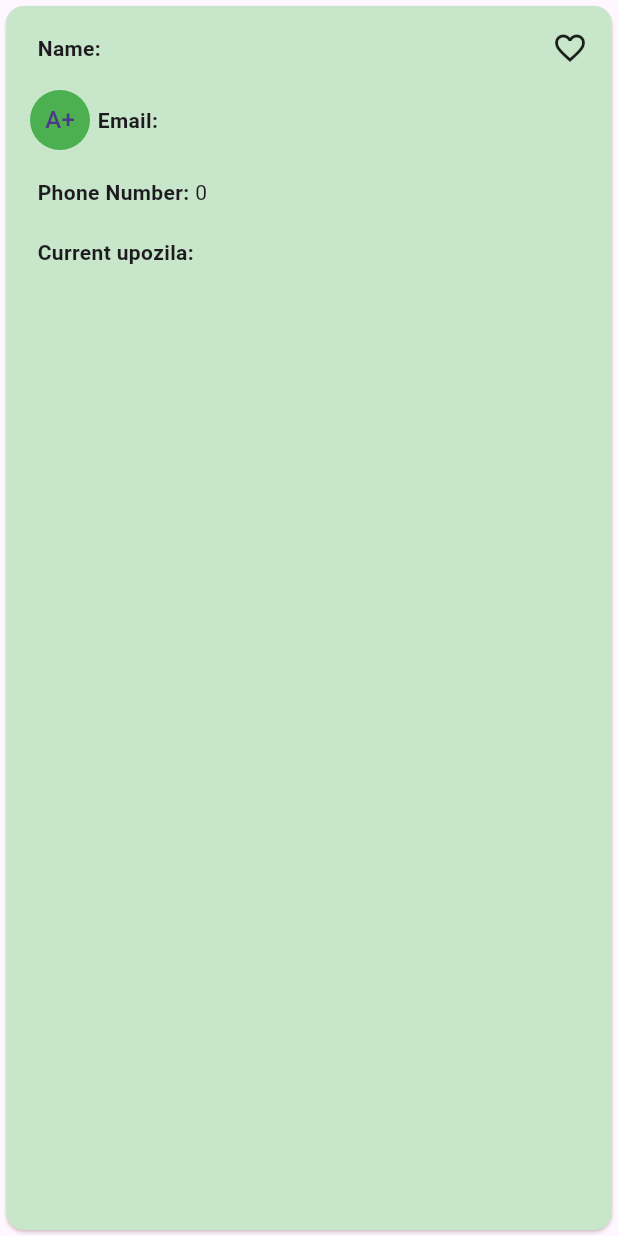
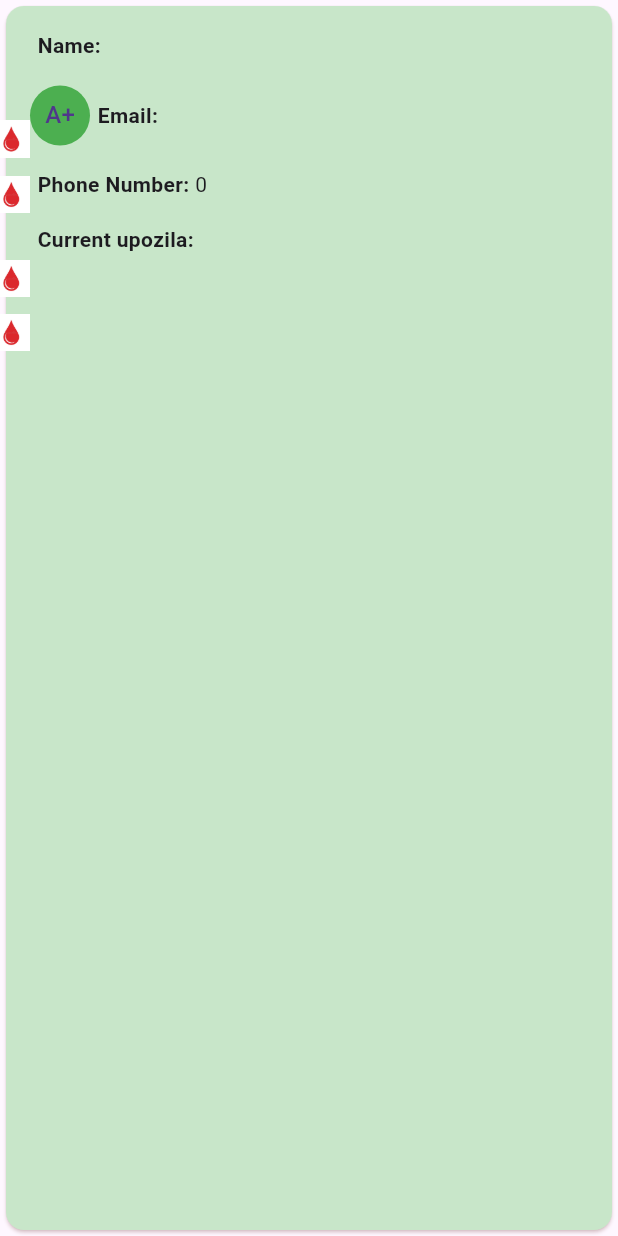
Before and after one commit to jakir7890/blood_app_project, a Flutter app: the GetUserName widget shown alone on an empty page, opened directly with empty values, on a phone screen of 412 x 824 dp. Run offline on Flutter 3.47's test engine with Material 2 defaults, Android fonts, the phone set to English and light mode, and no system bars; our stand-ins replace cloud_firestore, firebase_auth, firebase_core, form_field_validator, get, hive; missing offline and left inert: cloud_firestore_web, firebase_auth_web, firebase_core_web; accounts and stored records are empty.

Commit message:
check stack positioned

```diff
--- a/lib/screen/BottomNav/home.dart
+++ b/lib/screen/BottomNav/home.dart
@@ -58,57 +58,7 @@ class _HomepageState extends State<Homepage> {
           ))
         ],
       ),
-      // StreamBuilder<List<User>>(
-      //   stream: readusers(),
-      //   builder: (context, snapshot){
 
-      //     if(snapshot.hasData){
-      //       final users = snapshot.data!;
-      //       return ListView(
-      //         children: users.map(buildUser).toList(),
-      //       );
-      //     }else{
-      //       return Center(child:CircularProgressIndicator());
-      //     }
-
-      //   },
-      // )
-      // StreamBuilder(
-      //               stream: _users.snapshots(),
-      //               builder: (context, AsyncSnapshot<QuerySnapshot> snapshot) {
-      //                 if(snapshot.hasData){
-      //                   return ListView.builder(
-      //                     itemCount: snapshot.data!.docs.length,
-      //                     itemBuilder: (context, index){
-      //                       final DocumentSnapshot documentSnapshot= snapshot.data!.docs[index];
-      //                       return  Card(
-      //                         margin: EdgeInsets.all(10),
-      //                         child:
-      //                         Column(
-      //                           children: [
-      //                             ResuableRow(title: 'Name : ', value: documentSnapshot['name']),
-      //                             ResuableRow(title: 'Email Address : ', value: documentSnapshot['email'].toString()),
-      //                             ResuableRow(title: 'Phone Number :', value: documentSnapshot['phonenumber'].toString()),
-      //                             ResuableRow(title: 'currentupozila :', value: documentSnapshot['currentupozila']),
-      //                           ],
-      //                         )
-      //                         // ListTile(
-      //                         //   title: Text(documentSnapshot['name']),
-      //                         //   subtitle: Text(documentSnapshot['email'].toString()),
-      //                         //   leading: Text(documentSnapshot['phonenumber'].toString()),
-
-      //                         // )
-
-      //                       );
-      //                     }
-      //                     );
-
-      //                 }
-      //                 else{
-      //                   return CircularProgressIndicator();
-      //                 }
-      //               },
-      //               ),
     );
   }
 
@@ -126,17 +76,21 @@ Stream<List<User>> readusers() =>
 
 class ResuableRow extends StatelessWidget {
   final String title, value;
-  final IconData? icon;
+  final String image;
+  //final IconData? icon;
   final Widget? child;
 
-  ResuableRow({Key? key, required this.title, required this.value, this.icon,this.child})
+  ResuableRow({Key? key, required this.title, required this.value, this.child, this.image='assets/images/blood.png'})
       : super(key: key);
 
   @override
   Widget build(BuildContext context) {
     return Padding(
       padding: EdgeInsets.all(8.0),
-      child: Row(
+      child: Stack(
+        clipBehavior: Clip.none,
+        children: [
+          Row(
             mainAxisAlignment: MainAxisAlignment.spaceBetween,
             children: [
               Row(
@@ -157,13 +111,21 @@ class ResuableRow extends StatelessWidget {
                 ],
               ),
               // SizedBox(width: 50,),
-          GestureDetector(
+
+
+            ],
+          ),
+          Positioned(
+            left: -25,
+            top: 60,
+            child: GestureDetector(
                 onTap: () {
                   Get.to(FavoriteScreen());
                 },
-              child: Icon(icon)),
+                child: Image.asset(image,width: 25,height: 25,)),
+          ),
+        ],
 
-        ],
       ),
     );
   }
--- a/lib/widget/getuser.dart
+++ b/lib/widget/getuser.dart
@@ -29,7 +29,7 @@ class GetUserName extends StatelessWidget {
                         ResuableRow(
                             title: 'Name:',
                             value: '${data['name']}'.toUpperCase(),
-                            icon: Icons.favorite_border_outlined,
+                            image: 'assets/images/blood.png',
                             ),
                         ResuableRow(
                           child: Positioned(
```
Lines whose indentation alone changed are shown as unchanged.
